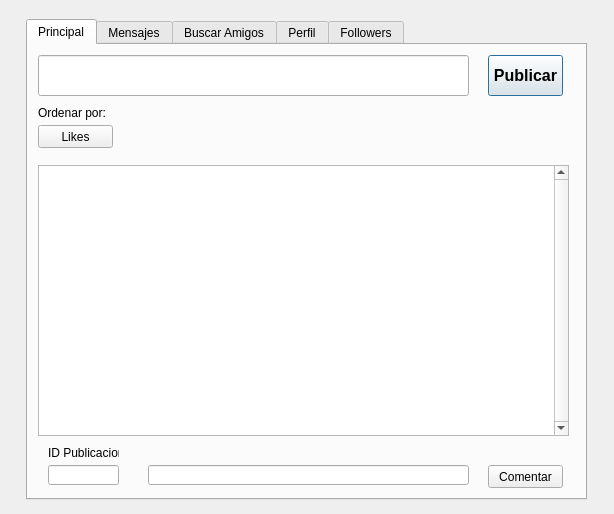
Qt form TF/Red_Social/interfas.ui (PrenxLibert/Trabajo-Parcial-red-social-3-ciclo) before a commit.
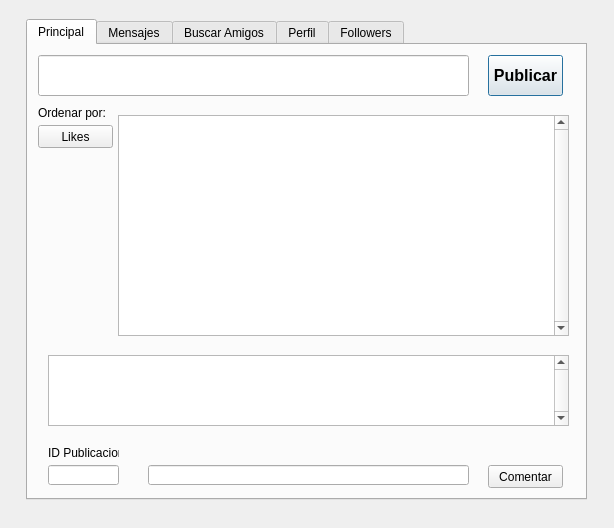
The same form after that commit. The open tabs and pages were chosen to show the change.

What changed in the file:
```diff
--- a/TF/Red_Social/interfas.ui
+++ b/TF/Red_Social/interfas.ui
@@ -7,7 +7,7 @@
     <x>0</x>
     <y>0</y>
     <width>614</width>
-    <height>514</height>
+    <height>528</height>
    </rect>
   </property>
   <property name="windowTitle">
@@ -63,10 +63,10 @@
     <widget class="QTextEdit" name="tbxPublic">
      <property name="geometry">
       <rect>
-       <x>10</x>
-       <y>120</y>
-       <width>531</width>
-       <height>271</height>
+       <x>90</x>
+       <y>70</y>
+       <width>451</width>
+       <height>221</height>
       </rect>
      </property>
      <property name="verticalScrollBarPolicy">
@@ -145,6 +145,19 @@
       <string>Comentar</string>
      </property>
     </widget>
+    <widget class="QTextEdit" name="tbxComentarios">
+     <property name="geometry">
+      <rect>
+       <x>20</x>
+       <y>310</y>
+       <width>521</width>
+       <height>71</height>
+      </rect>
+     </property>
+     <property name="verticalScrollBarPolicy">
+      <enum>Qt::ScrollBarAlwaysOn</enum>
+     </property>
+    </widget>
    </widget>
    <widget class="QWidget" name="tab_4">
     <attribute name="title">
```
Left out of the diff: 8 changed lines with no effect on the pictures.
